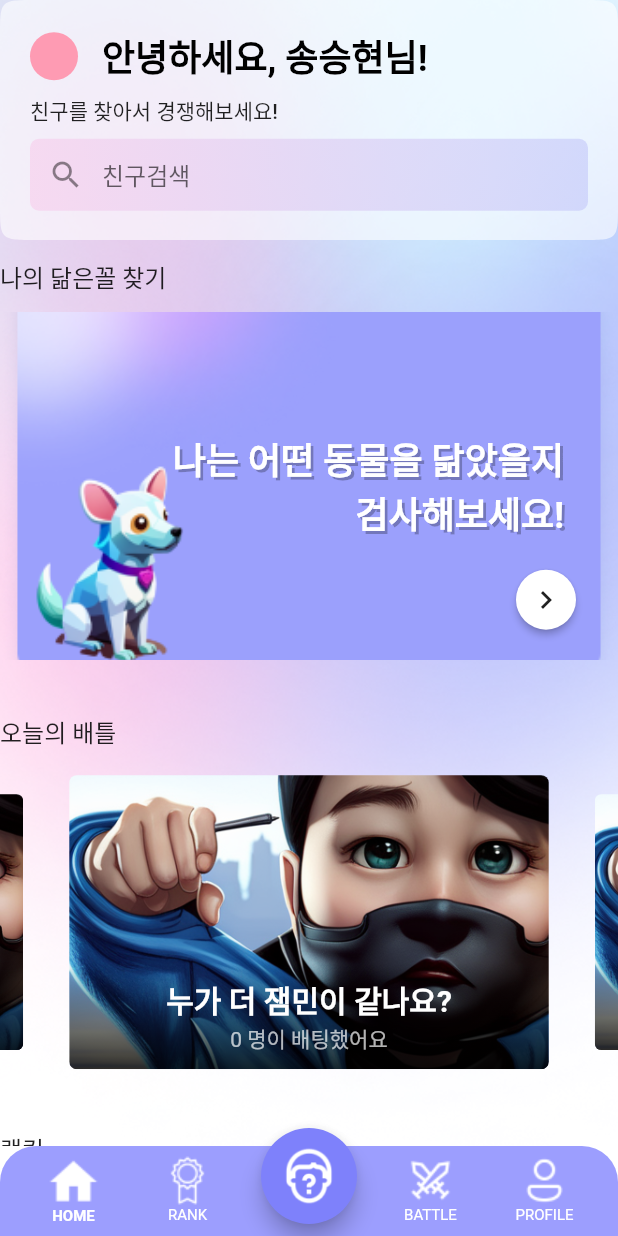
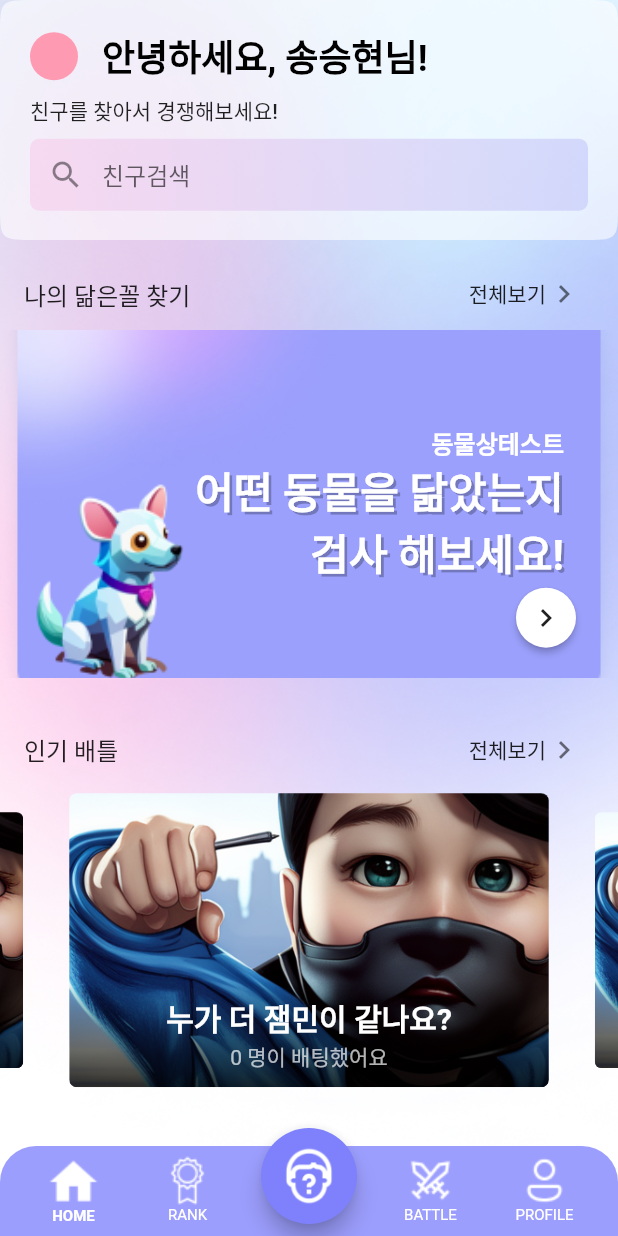
Before and after one commit to Ninucco/Ninucco, a Flutter app: the screen it shows after launch, on a phone screen of 412 x 824 dp. Run offline on Flutter 3.47's test engine with Material 2 defaults, Android fonts, the phone set to English and light mode, and no system bars; drawn by our look-alikes of carousel_slider; our stand-ins replace cached_network_image, firebase_auth, firebase_core, google_sign_in, image_cropper, image_picker and 1 more; missing offline and left inert: kakao_flutter_sdk, kakao_flutter_sdk_common, wrapped_korean_text; accounts and stored records are empty; generated files the repository leaves out were written again; network calls fail; Roboto replaces fonts that are missing (NexonGothic).

Commit message:
✨ feat: HOME 페이지 리모델링

```diff
--- a/application/ninucco/lib/screens/home/home.dart
+++ b/application/ninucco/lib/screens/home/home.dart
@@ -1,6 +1,6 @@
 import 'package:flutter/material.dart';
+import 'package:carousel_slider/carousel_slider.dart';
 import 'package:ninucco/utilities/scan_list_data.dart';
-import 'package:carousel_slider/carousel_slider.dart';
 
 class NoonLoopingDemo extends StatelessWidget {
   final imgList = [
@@ -83,7 +83,8 @@ class NoonLoopingDemo extends StatelessWidget {
 }
 
 class BasicDemo extends StatelessWidget {
-  const BasicDemo({super.key});
+  final scanList = ScanUtility().scanTitlePreviewList;
+  BasicDemo({super.key});
 
   @override
   Widget build(BuildContext context) {
@@ -95,7 +96,15 @@ class BasicDemo extends StatelessWidget {
           autoPlayInterval: const Duration(seconds: 5),
           autoPlayAnimationDuration: const Duration(seconds: 1)),
       items: list
-          .map((item) => Stack(
+          .map((item) => GestureDetector(
+                onTap: () {
+                  Navigator.pushNamed(
+                    context,
+                    '/FaceScan',
+                    arguments: item - 1,
+                  );
+                },
+                child: Stack(
                   children: [
                     Image.asset(
                       'assets/images/scan_items/card_$item.png',
@@ -118,13 +127,20 @@ class BasicDemo extends StatelessWidget {
                                 : item == 3
                                     ? CrossAxisAlignment.start
                                     : CrossAxisAlignment.center,
-                          children: const [
+                            children: [
                               Text(
-                              "나는 어떤 동물을 닮았을지",
-                              style: TextStyle(
+                                scanList[item - 1][0],
+                                style: const TextStyle(
+                                    fontSize: 16,
+                                    color: Colors.white,
+                                    fontWeight: FontWeight.bold),
+                              ),
+                              Text(
+                                scanList[item - 1][1],
+                                style: const TextStyle(
                                     color: Colors.white,
                                     fontWeight: FontWeight.bold,
-                                  fontSize: 24,
+                                    fontSize: 28,
                                     shadows: [
                                       Shadow(
                                         color: Colors.black26,
@@ -133,11 +149,11 @@ class BasicDemo extends StatelessWidget {
                                     ]),
                               ),
                               Text(
-                              "검사해보세요!",
-                              style: TextStyle(
+                                scanList[item - 1][2],
+                                style: const TextStyle(
                                     color: Colors.white,
                                     fontWeight: FontWeight.bold,
-                                  fontSize: 24,
+                                    fontSize: 28,
                                     shadows: [
                                       Shadow(
                                         color: Colors.black26,
@@ -154,11 +170,18 @@ class BasicDemo extends StatelessWidget {
                       bottom: 16,
                       right: 16,
                       child: ElevatedButton(
-                      onPressed: () {},
+                        onPressed: () {
+                          Navigator.pushNamed(
+                            context,
+                            '/FaceScan',
+                            arguments: item - 1,
+                          );
+                        },
                         style: ButtonStyle(
-                        shape: MaterialStateProperty.all(const CircleBorder()),
-                        padding:
-                            MaterialStateProperty.all(const EdgeInsets.all(8)),
+                          shape:
+                              MaterialStateProperty.all(const CircleBorder()),
+                          padding: MaterialStateProperty.all(
+                              const EdgeInsets.all(8)),
                           backgroundColor:
                               MaterialStateProperty.all(Colors.white),
                         ),
@@ -169,6 +192,7 @@ class BasicDemo extends StatelessWidget {
                       ),
                     )
                   ],
+                ),
               ))
           .toList(),
     );
@@ -185,8 +209,6 @@ class HomeScreen extends StatefulWidget {
 class _HomeScreenState extends State<HomeScreen> {
   @override
   Widget build(BuildContext context) {
-    final scanList = ScanUtility().scanTitleList;
-
     final searchController = TextEditingController();
 
     @override
@@ -211,22 +233,57 @@ class _HomeScreenState extends State<HomeScreen> {
               const SliverToBoxAdapter(child: SizedBox(height: 12)),
               SliverToBoxAdapter(
                 child: Container(
-                  padding: const EdgeInsets.only(bottom: 12),
-                  child: const Text(
+                  padding: const EdgeInsets.symmetric(horizontal: 16),
+                  child: Row(
+                    mainAxisAlignment: MainAxisAlignment.spaceBetween,
+                    children: [
+                      const Text(
                         "나의 닮은꼴 찾기",
                         style: TextStyle(fontSize: 16),
                       ),
+                      TextButton(
+                          onPressed: () {},
+                          child: const Row(
+                            children: [
+                              Text(
+                                "전체보기",
+                                style: TextStyle(color: Colors.black87),
+                              ),
+                              Icon(Icons.chevron_right, color: Colors.black54)
+                            ],
+                          ))
+                    ],
                   ),
                 ),
+              ),
+              SliverToBoxAdapter(
+                child: BasicDemo(),
+              ),
               const SliverToBoxAdapter(
-                child: BasicDemo(),
+                child: SizedBox(height: 24),
               ),
               SliverToBoxAdapter(
                 child: Container(
-                  padding: const EdgeInsets.only(bottom: 12, top: 36),
-                  child: const Text(
-                    "오늘의 배틀",
+                  padding: const EdgeInsets.symmetric(horizontal: 16),
+                  child: Row(
+                    mainAxisAlignment: MainAxisAlignment.spaceBetween,
+                    children: [
+                      const Text(
+                        "인기 배틀",
                         style: TextStyle(fontSize: 16),
+                      ),
+                      TextButton(
+                          onPressed: () {},
+                          child: const Row(
+                            children: [
+                              Text(
+                                "전체보기",
+                                style: TextStyle(color: Colors.black87),
+                              ),
+                              Icon(Icons.chevron_right, color: Colors.black54)
+                            ],
+                          ))
+                    ],
                   ),
                 ),
               ),
```
Lines whose indentation alone changed are shown as unchanged.
